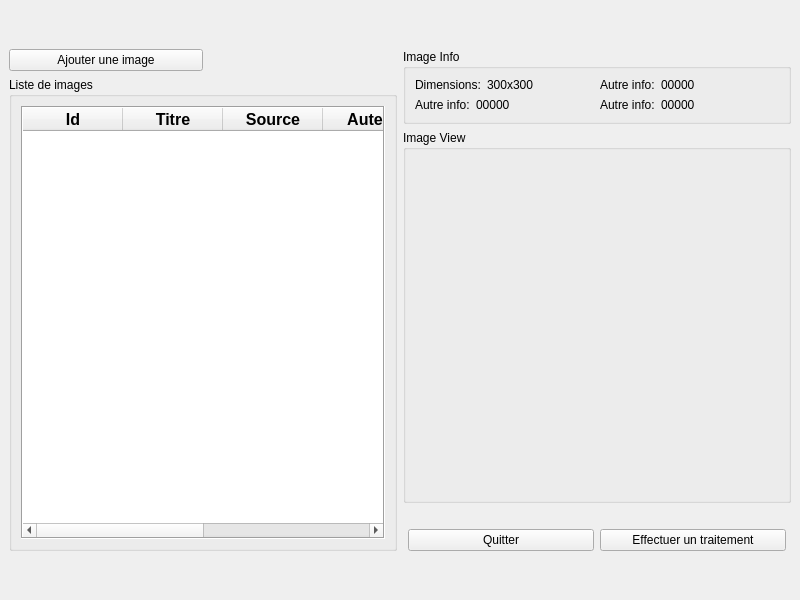
Above: ui/listwindow.ui from konstantinosmelis/projet-informatique before the change. Below: the same form after it.
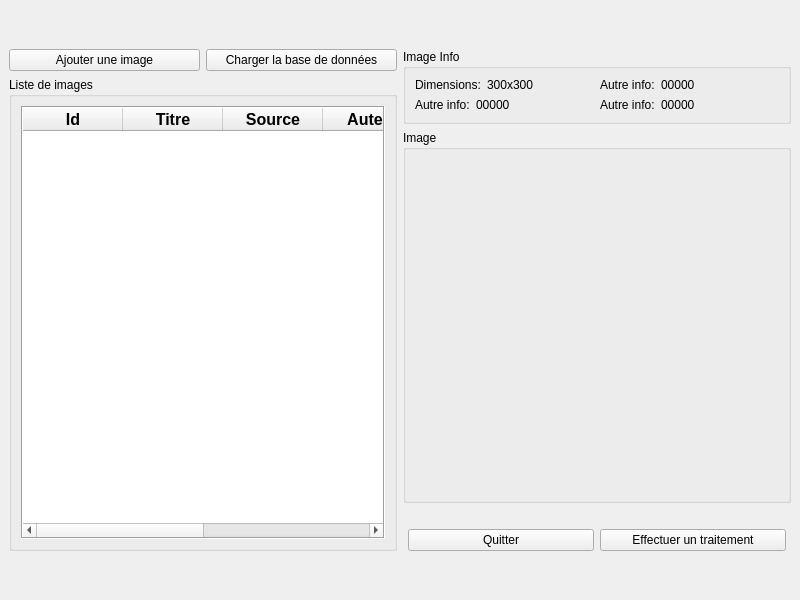
That is the form after the change.

Commit message: Updated colorSegmentation and DatabaseWindow

Patch:
```diff
--- a/ui/listwindow.ui
+++ b/ui/listwindow.ui
@@ -54,17 +54,20 @@
            </widget>
           </item>
           <item>
-           <spacer name="horizontalSpacer">
-            <property name="orientation">
-             <enum>Qt::Horizontal</enum>
+           <widget class="QPushButton" name="selectDatabaseButton">
+            <property name="sizePolicy">
+             <sizepolicy hsizetype="MinimumExpanding" vsizetype="MinimumExpanding">
+              <horstretch>0</horstretch>
+              <verstretch>0</verstretch>
+             </sizepolicy>
             </property>
-            <property name="sizeHint" stdset="0">
-             <size>
-              <width>40</width>
-              <height>20</height>
-             </size>
+            <property name="styleSheet">
+             <string notr="true"/>
             </property>
-           </spacer>
+            <property name="text">
+             <string>Charger la base de données</string>
+            </property>
+           </widget>
           </item>
          </layout>
         </item>
@@ -319,7 +322,7 @@
            </sizepolicy>
           </property>
           <property name="title">
-           <string>Image View</string>
+           <string>Image</string>
           </property>
           <layout class="QVBoxLayout" name="verticalLayout_4">
            <item>
```
Left out of the diff: 2 changed lines with no effect on the pictures. The commit also changes 8 other files.
